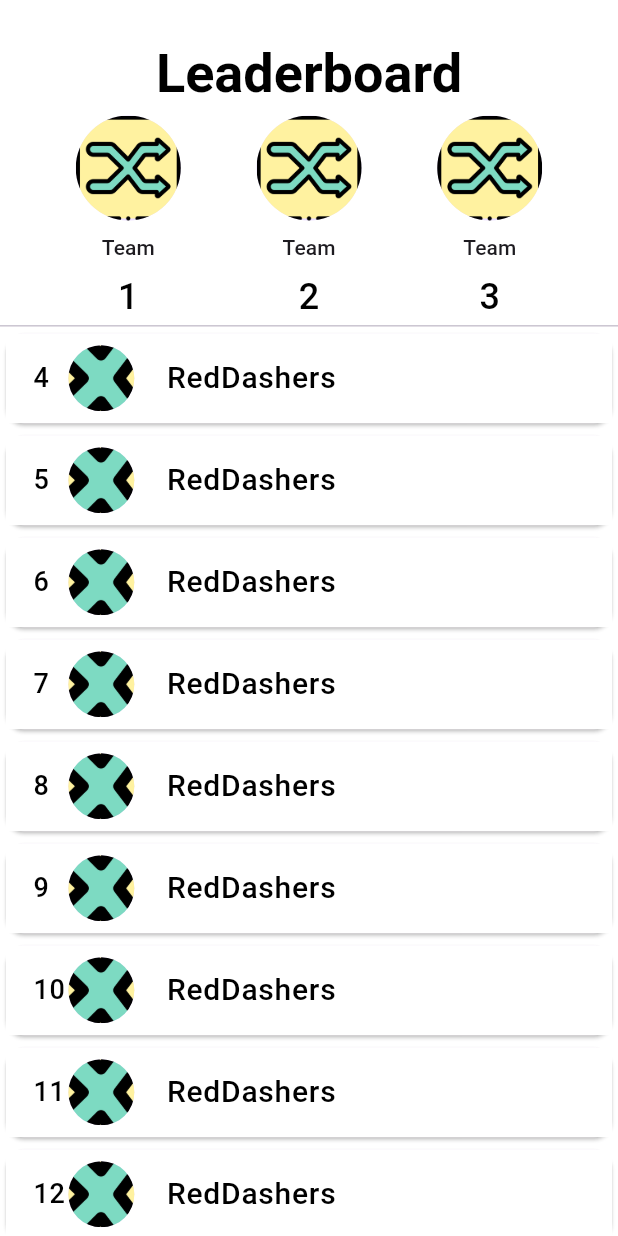
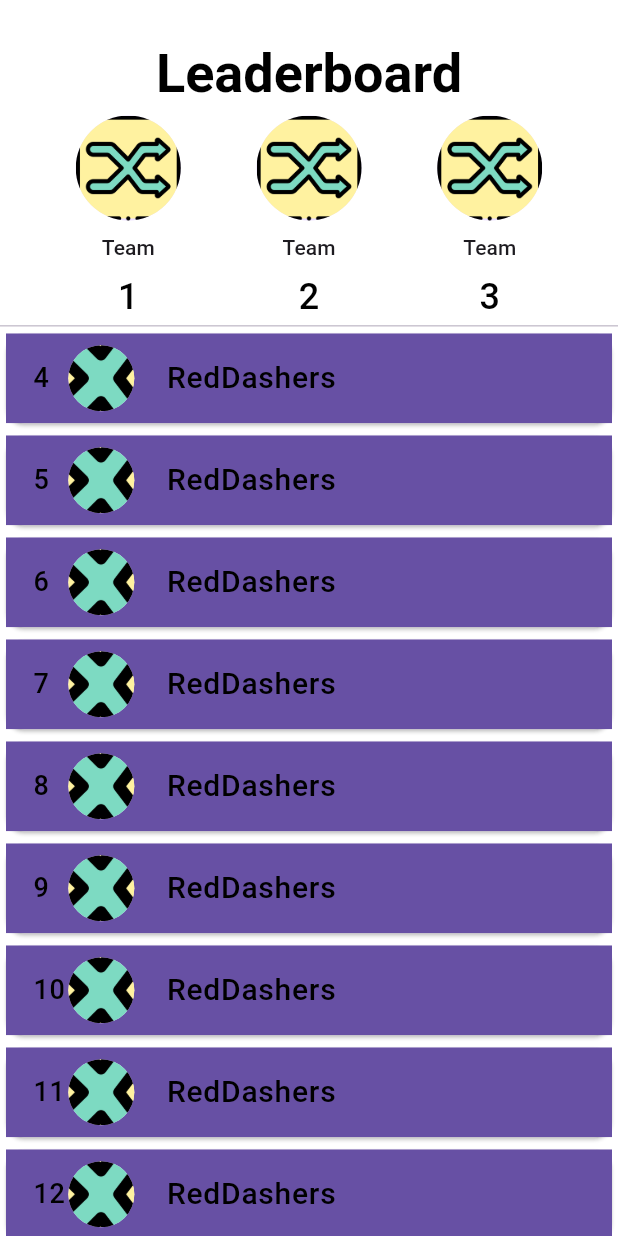
Before and after one commit to InsaneH4/stride_squad, a Flutter app: the Leaderboard screen opened directly, on a phone screen of 412 x 824 dp. Run offline on Flutter 3.47's test engine with Material 2 defaults, Android fonts, the phone set to English and light mode, and no system bars; our stand-ins replace pedometer, permission_handler, shared_preferences; missing offline and left inert: activity_ring; accounts and stored records are empty.

Commit message:
List tile theme changes

```diff
--- a/lib/screens/leaderboard.dart
+++ b/lib/screens/leaderboard.dart
@@ -106,7 +106,7 @@ class _LeaderboardState extends State<Leaderboard> {
               scrollDirection: Axis.vertical,
               itemBuilder: (context, index) => Card(
                   child: ListTile(
-                    tileColor: Colors.white,
+                    tileColor: Theme.of(context).primaryColor,
                     //shape:Border.all(width: 0.5),
                     trailing: Transform(
                       transform: Matrix4.translationValues(-160, 0.0, 0.0),
--- a/lib/theme_conf.dart
+++ b/lib/theme_conf.dart
@@ -30,6 +30,9 @@ final lightTheme = ThemeData(
       color: Colors.black,
     ),
   ),
+  listTileTheme: const ListTileThemeData(
+    tileColor: Colors.white
+    ),
   floatingActionButtonTheme: const FloatingActionButtonThemeData(
     backgroundColor: Colors.teal,
     foregroundColor: Colors.white,
@@ -95,6 +98,9 @@ final darkTheme = ThemeData(
       backgroundColor: Colors.teal,
       foregroundColor: Colors.white,
     ),
+  ),
+  listTileTheme: const ListTileThemeData(
+    tileColor: Colors.black,
   ),
   appBarTheme: const AppBarTheme(
     iconTheme: IconThemeData(
```
